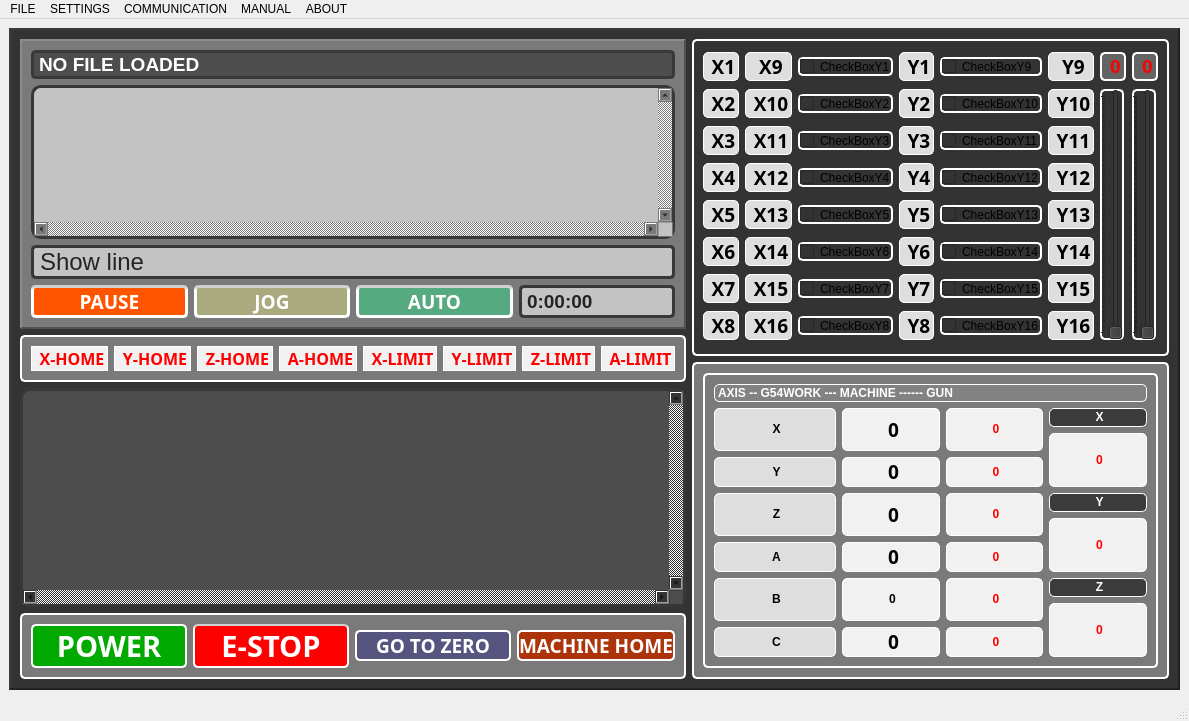
NguyenKhanh2101993/Painting_Chair_Robot_ver02, file QtPaintingChair/workWindow.ui: the form before one commit.
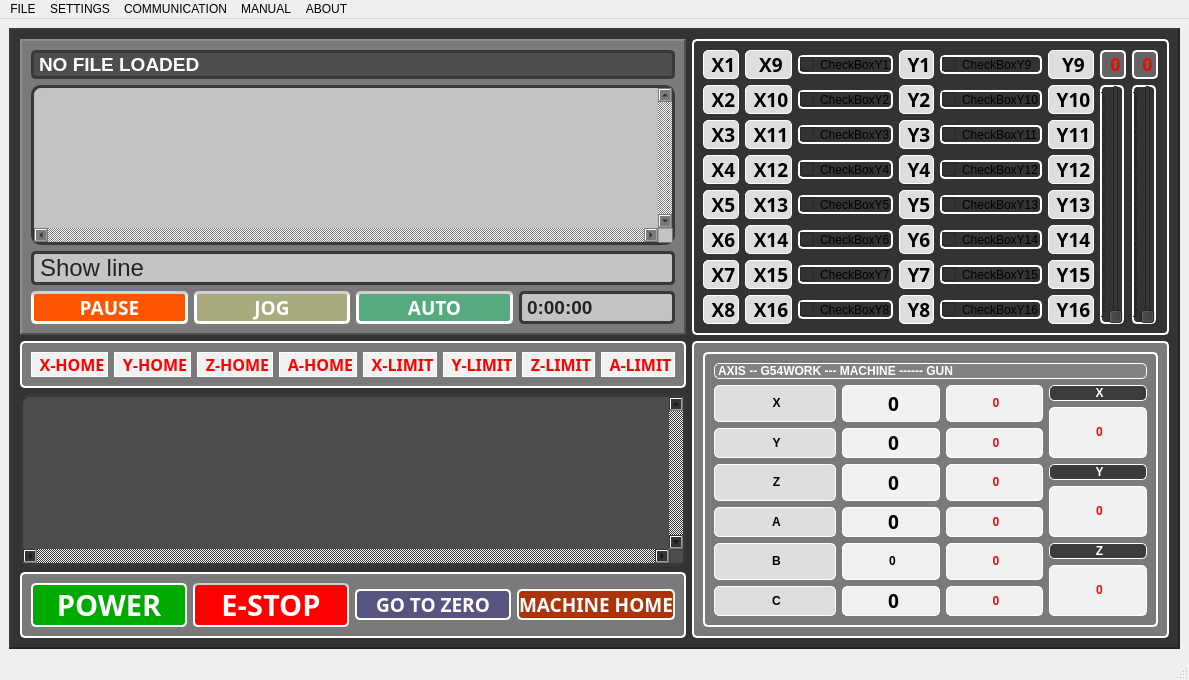
The form after the commit. Icons and pictures are not drawn.

Commit message:
update screen lan 4
update screen lan 4

Patch:
```diff
--- a/QtPaintingChair/workWindow.ui
+++ b/QtPaintingChair/workWindow.ui
@@ -6,8 +6,8 @@
    <rect>
     <x>0</x>
     <y>0</y>
-    <width>1070</width>
-    <height>610</height>
+    <width>968</width>
+    <height>584</height>
    </rect>
   </property>
   <property name="sizePolicy">
@@ -55,7 +55,7 @@
        <number>2</number>
       </property>
       <layout class="QGridLayout" name="gridLayout_4">
-       <item row="0" column="0" colspan="2">
+       <item row="0" column="0">
         <widget class="QFrame" name="frame_showtext">
          <property name="styleSheet">
           <string notr="true">background-color: rgb(122, 122, 122);</string>
@@ -283,7 +283,7 @@
          </layout>
         </widget>
        </item>
-       <item row="0" column="2" rowspan="2">
+       <item row="0" column="1">
         <widget class="QFrame" name="frame">
          <property name="styleSheet">
           <string notr="true">border: 2px solid rgb(255, 255, 255);
@@ -1284,7 +1284,208 @@
          </layout>
         </widget>
        </item>
-       <item row="2" column="2" rowspan="3">
+       <item row="1" column="0">
+        <widget class="QFrame" name="frame_button">
+         <property name="styleSheet">
+          <string notr="true">background-color: rgb(122, 122, 122);
+border: 2px solid rgb(255, 255, 255);
+border-radius: 5px</string>
+         </property>
+         <property name="frameShape">
+          <enum>QFrame::StyledPanel</enum>
+         </property>
+         <property name="frameShadow">
+          <enum>QFrame::Raised</enum>
+         </property>
+         <layout class="QGridLayout" name="gridLayout_5">
+          <item row="0" column="0">
+           <widget class="QLabel" name="label_xhome">
+            <property name="font">
+             <font>
+              <family>Arial bold</family>
+              <pointsize>14</pointsize>
+              <weight>9</weight>
+              <italic>false</italic>
+              <bold>false</bold>
+             </font>
+            </property>
+            <property name="styleSheet">
+             <string notr="true">background-color: rgb(241, 241, 241);
+color: rgb(255, 0, 0);
+font: 75 14pt &quot;Arial&quot; &quot;bold&quot;;
+border: 1px solid rgb(255, 255, 255);
+border-radius: 20px</string>
+            </property>
+            <property name="text">
+             <string>&lt;html&gt;&lt;head/&gt;&lt;body&gt;&lt;p align=&quot;center&quot;&gt;&lt;span style=&quot; font-size:12pt; font-weight:600;&quot;&gt;X-HOME&lt;/span&gt;&lt;/p&gt;&lt;/body&gt;&lt;/html&gt;</string>
+            </property>
+           </widget>
+          </item>
+          <item row="0" column="4">
+           <widget class="QLabel" name="label_xlimit">
+            <property name="font">
+             <font>
+              <family>Arial bold</family>
+              <pointsize>14</pointsize>
+              <weight>9</weight>
+              <italic>false</italic>
+              <bold>false</bold>
+             </font>
+            </property>
+            <property name="styleSheet">
+             <string notr="true">background-color: rgb(241, 241, 241);
+color: rgb(255, 0, 0);
+font: 75 14pt &quot;Arial&quot; &quot;bold&quot;;
+border: 1px solid rgb(255, 255, 255);
+border-radius: 20px</string>
+            </property>
+            <property name="text">
+             <string>&lt;html&gt;&lt;head/&gt;&lt;body&gt;&lt;p align=&quot;center&quot;&gt;&lt;span style=&quot; font-size:12pt; font-weight:600;&quot;&gt;X-LIMIT&lt;/span&gt;&lt;/p&gt;&lt;/body&gt;&lt;/html&gt;</string>
+            </property>
+           </widget>
+          </item>
+          <item row="0" column="3">
+           <widget class="QLabel" name="label_ahome">
+            <property name="font">
+             <font>
+              <family>Arial bold</family>
+              <pointsize>14</pointsize>
+              <weight>9</weight>
+              <italic>false</italic>
+              <bold>false</bold>
+             </font>
+            </property>
+            <property name="styleSheet">
+             <string notr="true">background-color: rgb(241, 241, 241);
+color: rgb(255, 0, 0);
+font: 75 14pt &quot;Arial&quot; &quot;bold&quot;;
+border: 1px solid rgb(255, 255, 255);
+border-radius: 20px</string>
+            </property>
+            <property name="text">
+             <string>&lt;html&gt;&lt;head/&gt;&lt;body&gt;&lt;p align=&quot;center&quot;&gt;&lt;span style=&quot; font-size:12pt; font-weight:600;&quot;&gt;A-HOME&lt;/span&gt;&lt;/p&gt;&lt;/body&gt;&lt;/html&gt;</string>
+            </property>
+           </widget>
+          </item>
+          <item row="0" column="1">
+           <widget class="QLabel" name="label_yhome">
+            <property name="font">
+             <font>
+              <family>Arial bold</family>
+              <pointsize>14</pointsize>
+              <weight>9</weight>
+              <italic>false</italic>
+              <bold>false</bold>
+             </font>
+            </property>
+            <property name="styleSheet">
+             <string notr="true">background-color: rgb(241, 241, 241);
+color: rgb(255, 0, 0);
+font: 75 14pt &quot;Arial&quot; &quot;bold&quot;;
+border: 1px solid rgb(255, 255, 255);
+border-radius: 20px</string>
+            </property>
+            <property name="text">
+             <string>&lt;html&gt;&lt;head/&gt;&lt;body&gt;&lt;p align=&quot;center&quot;&gt;&lt;span style=&quot; font-size:12pt; font-weight:600;&quot;&gt;Y-HOME&lt;/span&gt;&lt;/p&gt;&lt;/body&gt;&lt;/html&gt;</string>
+            </property>
+           </widget>
+          </item>
+          <item row="0" column="5">
+           <widget class="QLabel" name="label_ylimit">
+            <property name="font">
+             <font>
+              <family>Arial bold</family>
+              <pointsize>14</pointsize>
+              <weight>9</weight>
+              <italic>false</italic>
+              <bold>false</bold>
+             </font>
+            </property>
+            <property name="styleSheet">
+             <string notr="true">background-color: rgb(241, 241, 241);
+color: rgb(255, 0, 0);
+font: 75 14pt &quot;Arial&quot; &quot;bold&quot;;
+border: 1px solid rgb(255, 255, 255);
+border-radius: 20px</string>
+            </property>
+            <property name="text">
+             <string>&lt;html&gt;&lt;head/&gt;&lt;body&gt;&lt;p align=&quot;center&quot;&gt;&lt;span style=&quot; font-size:12pt; font-weight:600;&quot;&gt;Y-LIMIT&lt;/span&gt;&lt;/p&gt;&lt;/body&gt;&lt;/html&gt;</string>
+            </property>
+           </widget>
+          </item>
+          <item row="0" column="7">
+           <widget class="QLabel" name="label_alimit">
+            <property name="font">
+             <font>
+              <family>Arial bold</family>
+              <pointsize>14</pointsize>
+              <weight>9</weight>
+              <italic>false</italic>
+              <bold>false</bold>
+             </font>
+            </property>
+            <property name="styleSheet">
+             <string notr="true">background-color: rgb(241, 241, 241);
+color: rgb(255, 0, 0);
+font: 75 14pt &quot;Arial&quot; &quot;bold&quot;;
+border: 1px solid rgb(255, 255, 255);
+border-radius: 20px</string>
+            </property>
+            <property name="text">
+             <string>&lt;html&gt;&lt;head/&gt;&lt;body&gt;&lt;p align=&quot;center&quot;&gt;&lt;span style=&quot; font-size:12pt; font-weight:600;&quot;&gt;A-LIMIT&lt;/span&gt;&lt;/p&gt;&lt;/body&gt;&lt;/html&gt;</string>
+            </property>
+           </widget>
+          </item>
+          <item row="0" column="2">
+           <widget class="QLabel" name="label_zhome">
+            <property name="font">
+             <font>
+              <family>Arial bold</family>
+              <pointsize>14</pointsize>
+              <weight>9</weight>
+              <italic>false</italic>
+              <bold>false</bold>
+             </font>
+            </property>
+            <property name="styleSheet">
+             <string notr="true">background-color: rgb(241, 241, 241);
+color: rgb(255, 0, 0);
+font: 75 14pt &quot;Arial&quot; &quot;bold&quot;;
+border: 1px solid rgb(255, 255, 255);
+border-radius: 20px</string>
+            </property>
+            <property name="text">
+             <string>&lt;html&gt;&lt;head/&gt;&lt;body&gt;&lt;p align=&quot;center&quot;&gt;&lt;span style=&quot; font-size:12pt; font-weight:600;&quot;&gt;Z-HOME&lt;/span&gt;&lt;/p&gt;&lt;/body&gt;&lt;/html&gt;</string>
+            </property>
+           </widget>
+          </item>
+          <item row="0" column="6">
+           <widget class="QLabel" name="label_zlimit">
+            <property name="font">
+             <font>
+              <family>Arial bold</family>
+              <pointsize>14</pointsize>
+              <weight>9</weight>
+              <italic>false</italic>
+              <bold>false</bold>
+             </font>
+            </property>
+            <property name="styleSheet">
+             <string notr="true">background-color: rgb(241, 241, 241);
+color: rgb(255, 0, 0);
+font: 75 14pt &quot;Arial&quot; &quot;bold&quot;;
+border: 1px solid rgb(255, 255, 255);
+border-radius: 20px</string>
+            </property>
+            <property name="text">
+             <string>&lt;html&gt;&lt;head/&gt;&lt;body&gt;&lt;p align=&quot;center&quot;&gt;&lt;span style=&quot; font-size:12pt; font-weight:600;&quot;&gt;Z-LIMIT&lt;/span&gt;&lt;/p&gt;&lt;/body&gt;&lt;/html&gt;</string>
+            </property>
+           </widget>
+          </item>
+         </layout>
+        </widget>
+       </item>
+       <item row="1" column="1" rowspan="3">
         <widget class="QFrame" name="frame_termial">
          <property name="styleSheet">
           <string notr="true">background-color: rgb(122, 122, 122);
@@ -1748,208 +1949,7 @@
          </layout>
         </widget>
        </item>
-       <item row="1" column="0" rowspan="2" colspan="2">
-        <widget class="QFrame" name="frame_button">
-         <property name="styleSheet">
-          <string notr="true">background-color: rgb(122, 122, 122);
-border: 2px solid rgb(255, 255, 255);
-border-radius: 5px</string>
-         </property>
-         <property name="frameShape">
-          <enum>QFrame::StyledPanel</enum>
-         </property>
-         <property name="frameShadow">
-          <enum>QFrame::Raised</enum>
-         </property>
-         <layout class="QGridLayout" name="gridLayout_5">
-          <item row="0" column="0">
-           <widget class="QLabel" name="label_xhome">
-            <property name="font">
-             <font>
-              <family>Arial bold</family>
-              <pointsize>14</pointsize>
-              <weight>9</weight>
-              <italic>false</italic>
-              <bold>false</bold>
-             </font>
-            </property>
-            <property name="styleSheet">
-             <string notr="true">background-color: rgb(241, 241, 241);
-color: rgb(255, 0, 0);
-font: 75 14pt &quot;Arial&quot; &quot;bold&quot;;
-border: 1px solid rgb(255, 255, 255);
-border-radius: 20px</string>
-            </property>
-            <property name="text">
-             <string>&lt;html&gt;&lt;head/&gt;&lt;body&gt;&lt;p align=&quot;center&quot;&gt;&lt;span style=&quot; font-size:12pt; font-weight:600;&quot;&gt;X-HOME&lt;/span&gt;&lt;/p&gt;&lt;/body&gt;&lt;/html&gt;</string>
-            </property>
-           </widget>
-          </item>
-          <item row="0" column="4">
-           <widget class="QLabel" name="label_xlimit">
-            <property name="font">
-             <font>
-              <family>Arial bold</family>
-              <pointsize>14</pointsize>
-              <weight>9</weight>
-              <italic>false</italic>
-              <bold>false</bold>
-             </font>
-            </property>
-            <property name="styleSheet">
-             <string notr="true">background-color: rgb(241, 241, 241);
-color: rgb(255, 0, 0);
-font: 75 14pt &quot;Arial&quot; &quot;bold&quot;;
-border: 1px solid rgb(255, 255, 255);
-border-radius: 20px</string>
-            </property>
-            <property name="text">
-             <string>&lt;html&gt;&lt;head/&gt;&lt;body&gt;&lt;p align=&quot;center&quot;&gt;&lt;span style=&quot; font-size:12pt; font-weight:600;&quot;&gt;X-LIMIT&lt;/span&gt;&lt;/p&gt;&lt;/body&gt;&lt;/html&gt;</string>
-            </property>
-           </widget>
-          </item>
-          <item row="0" column="3">
-           <widget class="QLabel" name="label_ahome">
-            <property name="font">
-             <font>
-              <family>Arial bold</family>
-              <pointsize>14</pointsize>
-              <weight>9</weight>
-              <italic>false</italic>
-              <bold>false</bold>
-             </font>
-            </property>
-            <property name="styleSheet">
-             <string notr="true">background-color: rgb(241, 241, 241);
-color: rgb(255, 0, 0);
-font: 75 14pt &quot;Arial&quot; &quot;bold&quot;;
-border: 1px solid rgb(255, 255, 255);
-border-radius: 20px</string>
-            </property>
-            <property name="text">
-             <string>&lt;html&gt;&lt;head/&gt;&lt;body&gt;&lt;p align=&quot;center&quot;&gt;&lt;span style=&quot; font-size:12pt; font-weight:600;&quot;&gt;A-HOME&lt;/span&gt;&lt;/p&gt;&lt;/body&gt;&lt;/html&gt;</string>
-            </property>
-           </widget>
-          </item>
-          <item row="0" column="1">
-           <widget class="QLabel" name="label_yhome">
-            <property name="font">
-             <font>
-              <family>Arial bold</family>
-              <pointsize>14</pointsize>
-              <weight>9</weight>
-              <italic>false</italic>
-              <bold>false</bold>
-             </font>
-            </property>
-            <property name="styleSheet">
-             <string notr="true">background-color: rgb(241, 241, 241);
-color: rgb(255, 0, 0);
-font: 75 14pt &quot;Arial&quot; &quot;bold&quot;;
-border: 1px solid rgb(255, 255, 255);
-border-radius: 20px</string>
-            </property>
-            <property name="text">
-             <string>&lt;html&gt;&lt;head/&gt;&lt;body&gt;&lt;p align=&quot;center&quot;&gt;&lt;span style=&quot; font-size:12pt; font-weight:600;&quot;&gt;Y-HOME&lt;/span&gt;&lt;/p&gt;&lt;/body&gt;&lt;/html&gt;</string>
-            </property>
-           </widget>
-          </item>
-          <item row="0" column="5">
-           <widget class="QLabel" name="label_ylimit">
-            <property name="font">
-             <font>
-              <family>Arial bold</family>
-              <pointsize>14</pointsize>
-              <weight>9</weight>
-              <italic>false</italic>
-              <bold>false</bold>
-             </font>
-            </property>
-            <property name="styleSheet">
-             <string notr="true">background-color: rgb(241, 241, 241);
-color: rgb(255, 0, 0);
-font: 75 14pt &quot;Arial&quot; &quot;bold&quot;;
-border: 1px solid rgb(255, 255, 255);
-border-radius: 20px</string>
-            </property>
-            <property name="text">
-             <string>&lt;html&gt;&lt;head/&gt;&lt;body&gt;&lt;p align=&quot;center&quot;&gt;&lt;span style=&quot; font-size:12pt; font-weight:600;&quot;&gt;Y-LIMIT&lt;/span&gt;&lt;/p&gt;&lt;/body&gt;&lt;/html&gt;</string>
-            </property>
-           </widget>
-          </item>
-          <item row="0" column="7">
-           <widget class="QLabel" name="label_alimit">
-            <property name="font">
-             <font>
-              <family>Arial bold</family>
-              <pointsize>14</pointsize>
-              <weight>9</weight>
-              <italic>false</italic>
-              <bold>false</bold>
-             </font>
-            </property>
-            <property name="styleSheet">
-             <string notr="true">background-color: rgb(241, 241, 241);
-color: rgb(255, 0, 0);
-font: 75 14pt &quot;Arial&quot; &quot;bold&quot;;
-border: 1px solid rgb(255, 255, 255);
-border-radius: 20px</string>
-            </property>
-            <property name="text">
-             <string>&lt;html&gt;&lt;head/&gt;&lt;body&gt;&lt;p align=&quot;center&quot;&gt;&lt;span style=&quot; font-size:12pt; font-weight:600;&quot;&gt;A-LIMIT&lt;/span&gt;&lt;/p&gt;&lt;/body&gt;&lt;/html&gt;</string>
-            </property>
-           </widget>
-          </item>
-          <item row="0" column="2">
-           <widget class="QLabel" name="label_zhome">
-            <property name="font">
-             <font>
-              <family>Arial bold</family>
-              <pointsize>14</pointsize>
-              <weight>9</weight>
-              <italic>false</italic>
-              <bold>false</bold>
-             </font>
-            </property>
-            <property name="styleSheet">
-             <string notr="true">background-color: rgb(241, 241, 241);
-color: rgb(255, 0, 0);
-font: 75 14pt &quot;Arial&quot; &quot;bold&quot;;
-border: 1px solid rgb(255, 255, 255);
-border-radius: 20px</string>
-            </property>
-            <property name="text">
-             <string>&lt;html&gt;&lt;head/&gt;&lt;body&gt;&lt;p align=&quot;center&quot;&gt;&lt;span style=&quot; font-size:12pt; font-weight:600;&quot;&gt;Z-HOME&lt;/span&gt;&lt;/p&gt;&lt;/body&gt;&lt;/html&gt;</string>
-            </property>
-           </widget>
-          </item>
-          <item row="0" column="6">
-           <widget class="QLabel" name="label_zlimit">
-            <property name="font">
-             <font>
-              <family>Arial bold</family>
-              <pointsize>14</pointsize>
-              <weight>9</weight>
-              <italic>false</italic>
-              <bold>false</bold>
-             </font>
-            </property>
-            <property name="styleSheet">
-             <string notr="true">background-color: rgb(241, 241, 241);
-color: rgb(255, 0, 0);
-font: 75 14pt &quot;Arial&quot; &quot;bold&quot;;
-border: 1px solid rgb(255, 255, 255);
-border-radius: 20px</string>
-            </property>
-            <property name="text">
-             <string>&lt;html&gt;&lt;head/&gt;&lt;body&gt;&lt;p align=&quot;center&quot;&gt;&lt;span style=&quot; font-size:12pt; font-weight:600;&quot;&gt;Z-LIMIT&lt;/span&gt;&lt;/p&gt;&lt;/body&gt;&lt;/html&gt;</string>
-            </property>
-           </widget>
-          </item>
-         </layout>
-        </widget>
-       </item>
-       <item row="3" column="0" colspan="2">
+       <item row="2" column="0">
         <widget class="QTextBrowser" name="textBrowser_terminal">
          <property name="styleSheet">
           <string notr="true">background-color:  rgb(77, 77, 77);
@@ -1975,7 +1975,7 @@
          </property>
         </widget>
        </item>
-       <item row="4" column="0" colspan="2">
+       <item row="3" column="0">
         <widget class="QFrame" name="frame_button_2">
          <property name="styleSheet">
           <string notr="true">background-color: rgb(122, 122, 122);
```
Left out of the diff: 2 changed lines with no effect on the pictures. The commit also changes 1 other file.
